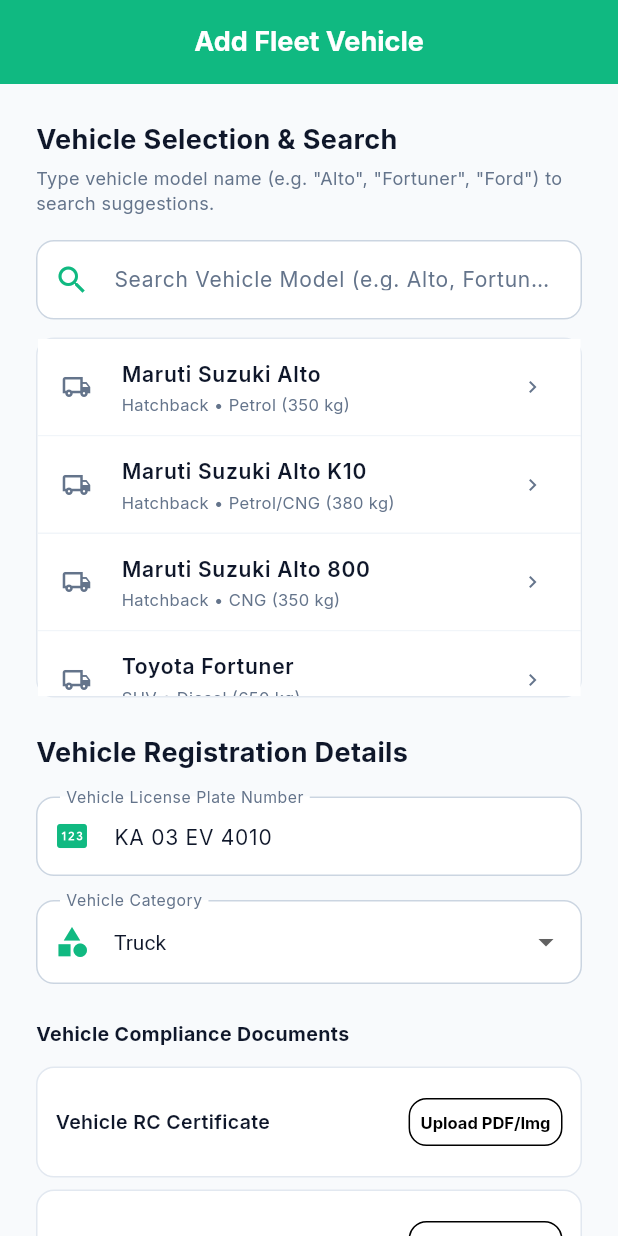
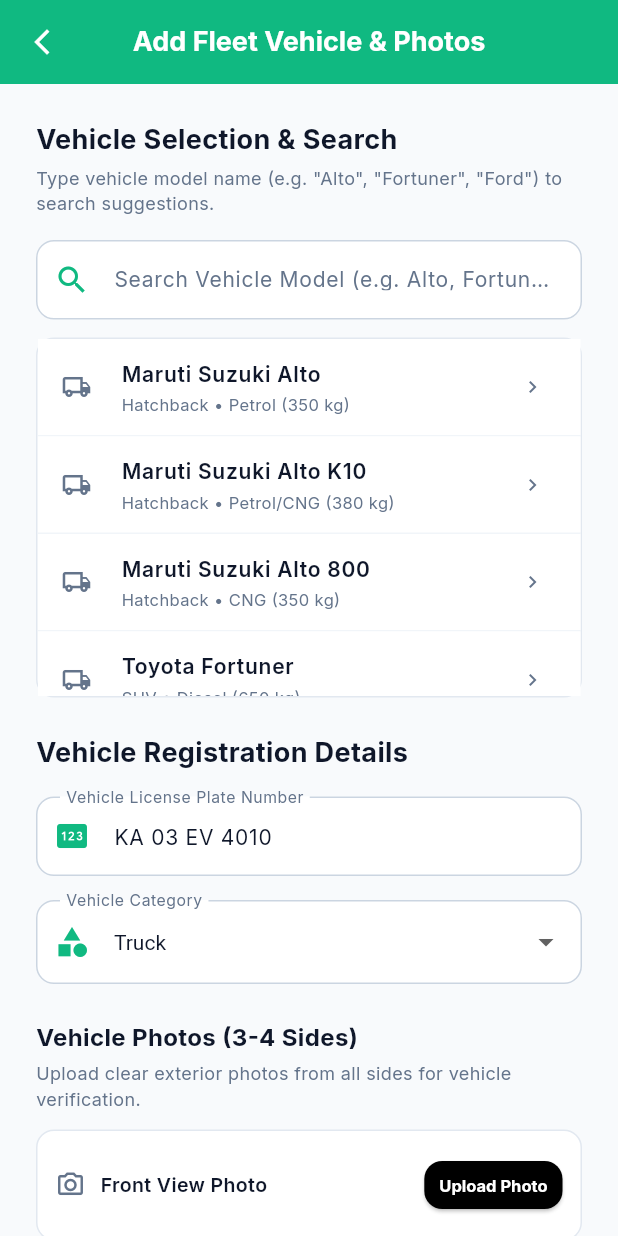
Before and after one commit to Infurnus1234/Infurnus-driver, a Flutter app: the AddVehicleScreen screen opened by its route, on a phone screen of 412 x 824 dp. Run offline on Flutter 3.47's test engine with Material 3 defaults, Android fonts, the phone set to English and light mode, and no system bars; our stand-ins replace go_router, google_fonts; accounts and stored records are empty.

Commit message:
Add vehicle exterior photos upload from 3-4 sides (Front, Rear, Left, Right) in AddVehicleScreen for vehicle owners

```diff
--- a/lib/screens/fleet/add_vehicle_screen.dart
+++ b/lib/screens/fleet/add_vehicle_screen.dart
@@ -4,6 +4,7 @@
 import '../../providers/app_state.dart';
 import '../../models/vehicle_catalog_model.dart';
 import '../../widgets/vehicle_selection_search_widget.dart';
+import '../../widgets/infurnus_app_bar.dart';
 import '../../core/theme.dart';
 
 class AddVehicleScreen extends StatefulWidget {
@@ -19,13 +20,21 @@
   String _category = 'Truck';
   VehicleCatalogItem? _selectedCatalogItem;
 
+  // Track uploaded side photos
+  final Map<String, bool> _photoUploads = {
+    'Front View Photo': false,
+    'Rear View Photo': false,
+    'Left Side Photo': false,
+    'Right Side Photo': false,
+  };
+
   @override
   Widget build(BuildContext context) {
     final appState = Provider.of<AppState>(context, listen: false);
 
     return Scaffold(
       backgroundColor: InfurnusTheme.bgWhite,
-      appBar: AppBar(title: const Text('Add Fleet Vehicle')),
+      appBar: const InfurnusAppBar(title: 'Add Fleet Vehicle & Photos'),
       body: SafeArea(
         child: SingleChildScrollView(
           padding: const EdgeInsets.all(24.0),
@@ -89,6 +98,21 @@
               ),
               const SizedBox(height: 24),
 
+              // Vehicle Photos from 3-4 Sides (New Fleet Requirement)
+              const Text(
+                'Vehicle Photos (3-4 Sides)',
+                style: TextStyle(color: InfurnusTheme.textDark, fontSize: 16, fontWeight: FontWeight.bold),
+              ),
+              const SizedBox(height: 4),
+              const Text(
+                'Upload clear exterior photos from all sides for vehicle verification.',
+                style: TextStyle(color: InfurnusTheme.textMuted, fontSize: 12),
+              ),
+              const SizedBox(height: 12),
+
+              ..._photoUploads.keys.map((sideTitle) => _photoUploadRow(sideTitle)),
+              const SizedBox(height: 24),
+
               const Text('Vehicle Compliance Documents', style: TextStyle(color: InfurnusTheme.textDark, fontWeight: FontWeight.bold)),
               const SizedBox(height: 12),
               _docUploadRow('Vehicle RC Certificate'),
@@ -108,7 +132,7 @@
                     category: _category,
                   );
                   ScaffoldMessenger.of(context).showSnackBar(
-                    SnackBar(content: Text('Vehicle "$_selectedModelName" added and submitted for verification review.')),
+                    SnackBar(content: Text('Vehicle "$_selectedModelName" with 4-side photos added & submitted for verification.')),
                   );
                   context.pop();
                 },
@@ -117,6 +141,53 @@
             ],
           ),
         ),
+      ),
+    );
+  }
+
+  Widget _photoUploadRow(String title) {
+    final isUploaded = _photoUploads[title] ?? false;
+
+    return Container(
+      margin: const EdgeInsets.only(bottom: 10),
+      padding: const EdgeInsets.all(12),
+      decoration: BoxDecoration(
+        color: Colors.white,
+        borderRadius: BorderRadius.circular(12),
+        border: Border.all(color: isUploaded ? InfurnusTheme.primaryGreen : const Color(0xFFE2E8F0)),
+      ),
+      child: Row(
+        mainAxisAlignment: MainAxisAlignment.spaceBetween,
+        children: [
+          Row(
+            children: [
+              Icon(
+                isUploaded ? Icons.check_circle : Icons.camera_alt_outlined,
+                color: isUploaded ? InfurnusTheme.primaryGreen : InfurnusTheme.textMuted,
+                size: 20,
+              ),
+              const SizedBox(width: 10),
+              Text(title, style: const TextStyle(color: InfurnusTheme.textDark, fontSize: 13, fontWeight: FontWeight.w600)),
+            ],
+          ),
+          ElevatedButton(
+            style: ElevatedButton.styleFrom(
+              backgroundColor: isUploaded ? InfurnusTheme.primaryGreen : InfurnusTheme.buttonBlack,
+              foregroundColor: Colors.white,
+              minimumSize: const Size(90, 32),
+              padding: const EdgeInsets.symmetric(horizontal: 10),
+            ),
+            onPressed: () {
+              setState(() {
+                _photoUploads[title] = true;
+              });
+              ScaffoldMessenger.of(context).showSnackBar(
+                SnackBar(content: Text('$title uploaded successfully!')),
+              );
+            },
+            child: Text(isUploaded ? 'Uploaded ✓' : 'Upload Photo', style: const TextStyle(fontSize: 11)),
+          ),
+        ],
       ),
     );
   }
```
